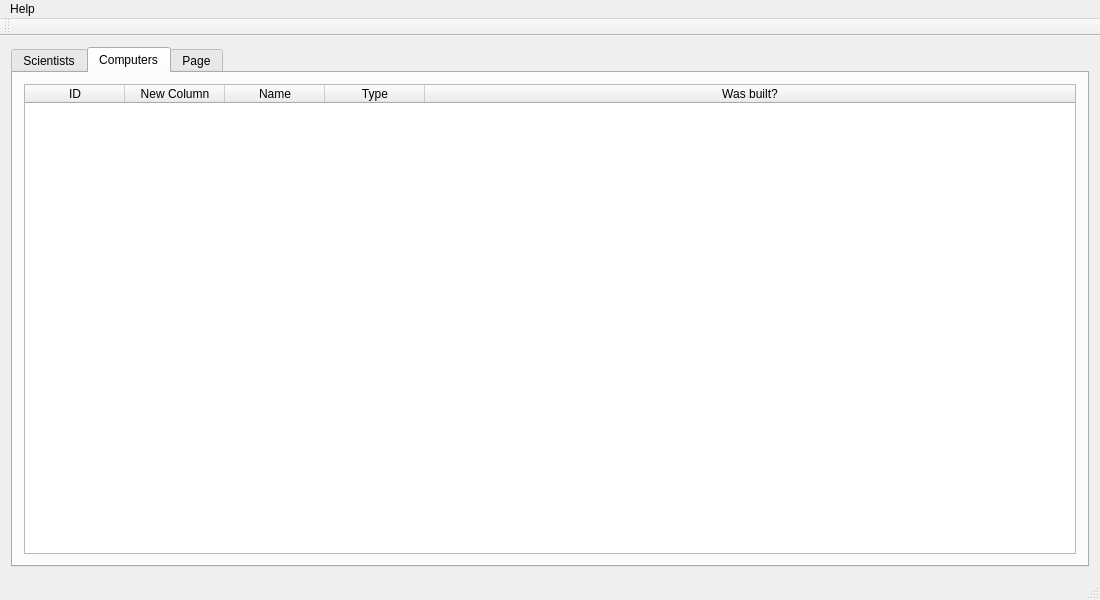
Before: the Qt Designer form Gui-Vln-2016/mainwindow.ui in ivark16/Vln-2016, drawn with Qt 5.
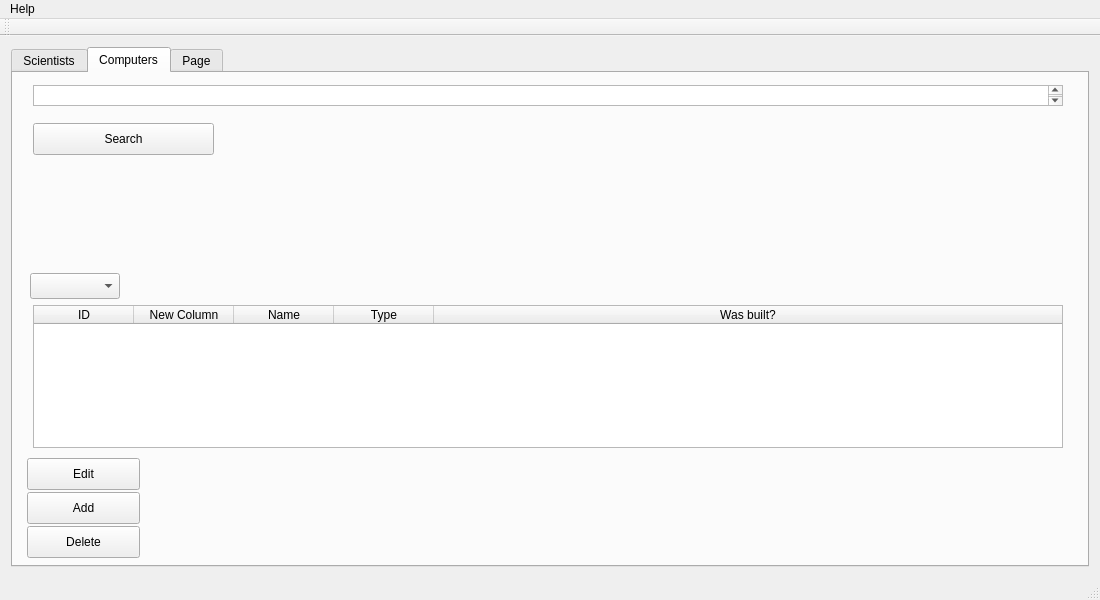
After: the same form once the commit is applied. The open tabs and pages were chosen to show the change.

Commit message: buttons for computer

The edit to the form file:
```diff
--- a/Gui-Vln-2016/mainwindow.ui
+++ b/Gui-Vln-2016/mainwindow.ui
@@ -139,9 +139,15 @@
        <attribute name="title">
         <string>Computers</string>
        </attribute>
-       <layout class="QVBoxLayout" name="verticalLayout_2">
-        <item>
          <widget class="QTableWidget" name="tableWidget_2">
+        <property name="geometry">
+         <rect>
+          <x>20</x>
+          <y>232</y>
+          <width>1030</width>
+          <height>143</height>
+         </rect>
+        </property>
           <property name="editTriggers">
            <set>QAbstractItemView::NoEditTriggers</set>
           </property>
@@ -174,8 +180,81 @@
            </property>
           </column>
          </widget>
-        </item>
-       </layout>
+       <widget class="QComboBox" name="comboBox">
+        <property name="geometry">
+         <rect>
+          <x>17</x>
+          <y>200</y>
+          <width>90</width>
+          <height>26</height>
+         </rect>
+        </property>
+       </widget>
+       <widget class="QPushButton" name="pushButton_2">
+        <property name="geometry">
+         <rect>
+          <x>14</x>
+          <y>385</y>
+          <width>113</width>
+          <height>32</height>
+         </rect>
+        </property>
+        <property name="text">
+         <string>Edit</string>
+        </property>
+       </widget>
+       <widget class="QPushButton" name="pushButton_3">
+        <property name="geometry">
+         <rect>
+          <x>14</x>
+          <y>419</y>
+          <width>113</width>
+          <height>32</height>
+         </rect>
+        </property>
+        <property name="text">
+         <string>Add</string>
+        </property>
+       </widget>
+       <widget class="QPushButton" name="pushButton_4">
+        <property name="geometry">
+         <rect>
+          <x>14</x>
+          <y>453</y>
+          <width>113</width>
+          <height>32</height>
+         </rect>
+        </property>
+        <property name="text">
+         <string>Delete</string>
+        </property>
+       </widget>
+       <widget class="QTextEdit" name="textEdit">
+        <property name="enabled">
+         <bool>true</bool>
+        </property>
+        <property name="geometry">
+         <rect>
+          <x>20</x>
+          <y>12</y>
+          <width>1030</width>
+          <height>21</height>
+         </rect>
+        </property>
+       </widget>
+       <widget class="QPushButton" name="pushButton">
+        <property name="geometry">
+         <rect>
+          <x>20</x>
+          <y>50</y>
+          <width>181</width>
+          <height>32</height>
+         </rect>
+        </property>
+        <property name="text">
+         <string>Search</string>
+        </property>
+       </widget>
       </widget>
       <widget class="QWidget" name="tab_3">
        <attribute name="title">
```
Left out of the diff: 4 changed lines with no effect on the pictures. Lines whose indentation alone changed are shown as unchanged.
